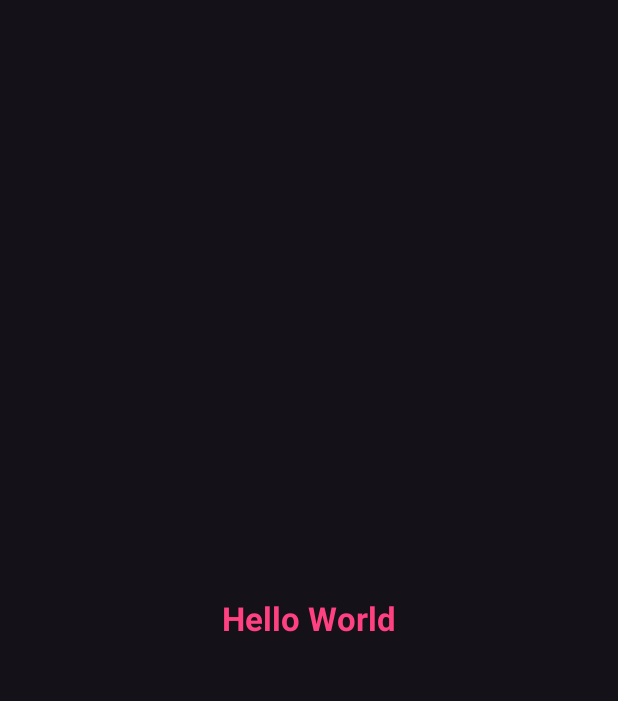
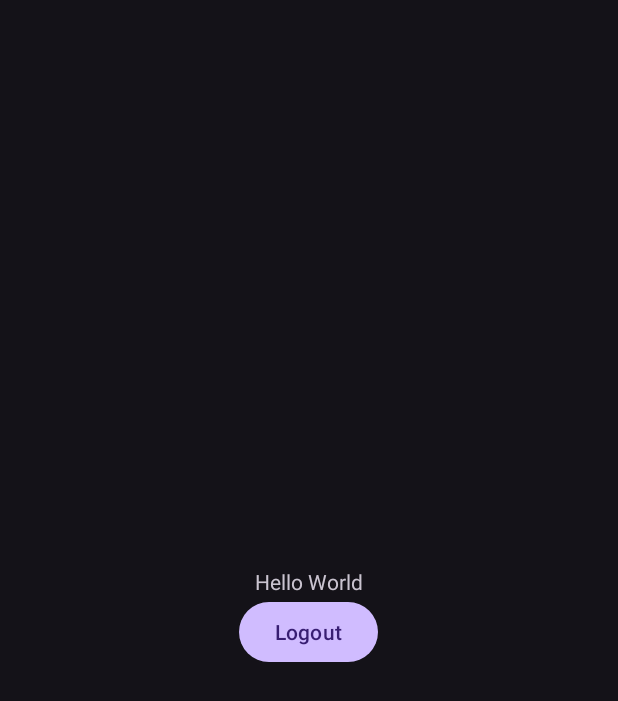
Before and after one commit to AizenvoltPrime/echo, an Android app: the layout activity_main.xml on its own in the app's theme, with its tools: preview values and no code run, on a phone screen of 412 x 824 dp. Shown: the top 701 px of the screen. Run offline under Robolectric (Android 15) with nearby library versions, the phone set to English and light mode, and no system bars.

Commit message:
finished basic login/register

```diff
--- a/app/src/main/res/layout/activity_main.xml
+++ b/app/src/main/res/layout/activity_main.xml
@@ -1,22 +1,23 @@
 <?xml version="1.0" encoding="utf-8"?>
-<androidx.constraintlayout.widget.ConstraintLayout xmlns:android="http://schemas.android.com/apk/res/android"
+<LinearLayout xmlns:android="http://schemas.android.com/apk/res/android"
     xmlns:app="http://schemas.android.com/apk/res-auto"
     xmlns:tools="http://schemas.android.com/tools"
     android:layout_width="match_parent"
+    android:orientation="vertical"
+    android:gravity="center"
     android:layout_height="match_parent"
     tools:context=".MainActivity">
 
     <TextView
-        android:id="@+id/textview"
+        android:id="@+id/user_details"
         android:layout_width="wrap_content"
         android:layout_height="wrap_content"
-        android:text="@string/hello_world"
-        android:textColor="@color/colorAccent"
-        android:textSize="22sp"
-        android:textStyle="bold"
-        app:layout_constraintTop_toTopOf="parent"
-        app:layout_constraintBottom_toBottomOf="parent"
-        app:layout_constraintStart_toStartOf="parent"
-        app:layout_constraintEnd_toEndOf="parent" />
+        android:text="@string/hello_world"/>
 
-</androidx.constraintlayout.widget.ConstraintLayout>
+    <Button
+        android:text="@string/logout"
+        android:id="@+id/logout"
+        android:layout_width="wrap_content"
+        android:layout_height="wrap_content"/>
+
+</LinearLayout>
--- a/app/src/main/res/layout/activity_register.xml
+++ b/app/src/main/res/layout/activity_register.xml
@@ -51,6 +51,10 @@
         android:layout_height="wrap_content" />
 
     <TextView
+        android:textStyle="bold"
+        android:textSize="20sp"
+        android:gravity="center"
+        android:layout_marginTop="20dp"
         android:id="@+id/loginNow"
         android:text="@string/click_to_login"
         android:layout_width="match_parent"
--- a/app/src/main/res/values/strings.xml
+++ b/app/src/main/res/values/strings.xml
@@ -7,4 +7,6 @@
     <string name="password">Password</string>
     <string name="register">Register</string>
     <string name="click_to_login">Click to login</string>
+    <string name="click_to_register">Click to register</string>
+    <string name="logout">Logout</string>
 </resources>
```
Also changed, not shown: app/src/main/java/com/example/echo/Login.kt (+77 -0 lines), app/src/main/java/com/example/echo/MainActivity.kt (+27 -2 lines), app/src/main/java/com/example/echo/Register.kt (+21 -6 lines), app/src/main/res/layout/activity_login.xml (+10 -0 lines).
